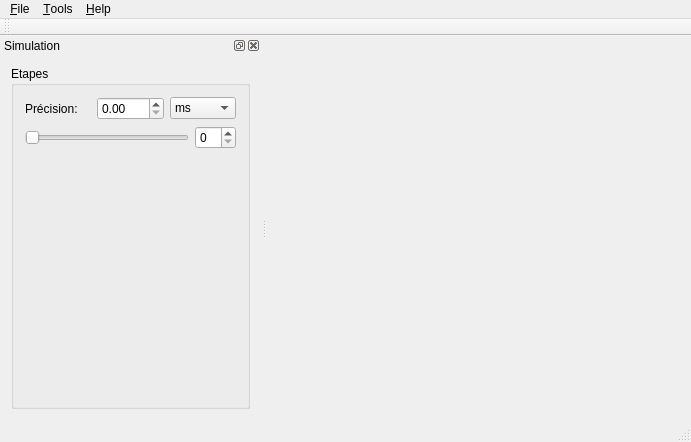
Before: the Qt Designer form src/View/mainwindow.ui in lefebvreariane/m2-2012-projet, drawn with Qt 5.
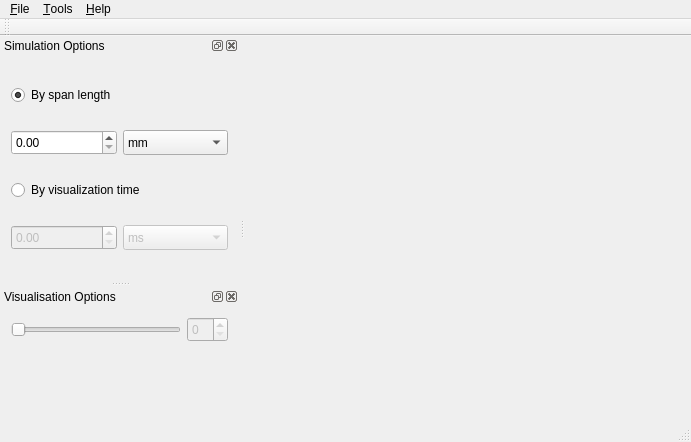
After: the same form once the commit is applied.

Commit message: fenetre mise a jour

What changed in the file:
```diff
--- a/src/View/mainwindow.ui
+++ b/src/View/mainwindow.ui
@@ -32,7 +32,11 @@
    <property name="autoFillBackground">
     <bool>false</bool>
    </property>
-   <layout class="QVBoxLayout" name="verticalLayout"/>
+   <layout class="QHBoxLayout" name="horizontalLayout">
+    <item>
+     <layout class="QVBoxLayout" name="glLayout"/>
+    </item>
+   </layout>
   </widget>
   <widget class="QMenuBar" name="menuBar">
    <property name="geometry">
@@ -89,7 +93,7 @@
    <property name="minimumSize">
     <size>
      <width>239</width>
-     <height>345</height>
+     <height>159</height>
     </size>
    </property>
    <property name="acceptDrops">
@@ -102,7 +106,7 @@
     <bool>false</bool>
    </property>
    <property name="windowTitle">
-    <string>Simulation</string>
+    <string>Simulation Options</string>
    </property>
    <attribute name="dockWidgetArea">
     <number>1</number>
@@ -114,33 +118,123 @@
       <height>0</height>
      </size>
     </property>
-    <layout class="QHBoxLayout" name="horizontalLayout_3">
+    <layout class="QVBoxLayout" name="verticalLayout_2">
      <item>
-      <widget class="QGroupBox" name="groupBoxOptions">
+      <widget class="QRadioButton" name="radioButtonPas">
+       <property name="text">
+        <string>By span length</string>
+       </property>
+       <property name="checked">
+        <bool>true</bool>
+       </property>
+       <property name="autoExclusive">
+        <bool>true</bool>
+       </property>
+      </widget>
+     </item>
+     <item>
+      <layout class="QHBoxLayout" name="horizontalLayoutPas">
+       <item>
+        <widget class="QDoubleSpinBox" name="doubleSpinBoxPas">
+         <property name="enabled">
+          <bool>true</bool>
+         </property>
        <property name="minimumSize">
         <size>
-         <width>239</width>
-         <height>200</height>
-        </size>
-       </property>
-       <property name="title">
-        <string>Etapes</string>
-       </property>
-       <layout class="QVBoxLayout" name="verticalLayout_3">
+           <width>0</width>
+           <height>25</height>
+          </size>
+         </property>
+         <property name="maximumSize">
+          <size>
+           <width>16777215</width>
+           <height>25</height>
+          </size>
+         </property>
+        </widget>
+       </item>
         <item>
-         <layout class="QHBoxLayout" name="layoutPrecision">
+        <widget class="QComboBox" name="comboBoxPas">
+         <property name="enabled">
+          <bool>true</bool>
+         </property>
+         <property name="minimumSize">
+          <size>
+           <width>0</width>
+           <height>25</height>
+          </size>
+         </property>
+         <property name="maximumSize">
+          <size>
+           <width>16777215</width>
+           <height>25</height>
+          </size>
+         </property>
           <item>
-           <widget class="QLabel" name="labelPrecision">
             <property name="text">
-             <string>Précision:</string>
-            </property>
-           </widget>
-          </item>
+           <string>mm</string>
+          </property>
+         </item>
+         <item>
+          <property name="text">
+           <string>cm</string>
+          </property>
+         </item>
+        </widget>
+       </item>
+      </layout>
+     </item>
           <item>
-           <widget class="QDoubleSpinBox" name="doubleSpinBoxPrecision"/>
+      <widget class="QRadioButton" name="radioButtonTime">
+       <property name="text">
+        <string>By visualization time</string>
+       </property>
+       <property name="checked">
+        <bool>false</bool>
+       </property>
+      </widget>
           </item>
           <item>
-           <widget class="QComboBox" name="comboBoxUnites">
+      <layout class="QHBoxLayout" name="horizontalLayoutTime">
+       <item>
+        <widget class="QDoubleSpinBox" name="doubleSpinBoxTime">
+         <property name="enabled">
+          <bool>false</bool>
+         </property>
+         <property name="minimumSize">
+          <size>
+           <width>0</width>
+           <height>25</height>
+          </size>
+         </property>
+         <property name="maximumSize">
+          <size>
+           <width>16777215</width>
+           <height>25</height>
+          </size>
+         </property>
+         <property name="maximum">
+          <double>5000.000000000000000</double>
+         </property>
+        </widget>
+       </item>
+       <item>
+        <widget class="QComboBox" name="comboBoxTime">
+         <property name="enabled">
+          <bool>false</bool>
+         </property>
+         <property name="minimumSize">
+          <size>
+           <width>0</width>
+           <height>25</height>
+          </size>
+         </property>
+         <property name="maximumSize">
+          <size>
+           <width>16777215</width>
+           <height>25</height>
+          </size>
+         </property>
             <item>
              <property name="text">
               <string>ms</string>
@@ -155,17 +249,60 @@
           </item>
          </layout>
         </item>
+    </layout>
+   </widget>
+  </widget>
+  <widget class="QDockWidget" name="dockWidgetVisualizationOptions">
+   <property name="windowTitle">
+    <string>Visualisation Options</string>
+   </property>
+   <attribute name="dockWidgetArea">
+    <number>1</number>
+   </attribute>
+   <widget class="QWidget" name="dockWidgetVisuOptions">
+    <layout class="QVBoxLayout" name="verticalLayout_3">
         <item>
          <layout class="QHBoxLayout" name="layoutEtapes">
           <item>
            <widget class="QSlider" name="sliderEtapes">
+         <property name="enabled">
+          <bool>false</bool>
+         </property>
+         <property name="minimumSize">
+          <size>
+           <width>0</width>
+           <height>25</height>
+          </size>
+         </property>
+         <property name="maximumSize">
+          <size>
+           <width>16777215</width>
+           <height>25</height>
+          </size>
+         </property>
             <property name="orientation">
              <enum>Qt::Horizontal</enum>
             </property>
            </widget>
           </item>
           <item>
-           <widget class="QSpinBox" name="spinBoxEtapes"/>
+        <widget class="QSpinBox" name="spinBoxEtapes">
+         <property name="enabled">
+          <bool>false</bool>
+         </property>
+         <property name="minimumSize">
+          <size>
+           <width>0</width>
+           <height>25</height>
+          </size>
+         </property>
+         <property name="maximumSize">
+          <size>
+           <width>16777215</width>
+           <height>25</height>
+          </size>
+         </property>
+        </widget>
           </item>
          </layout>
         </item>
@@ -177,16 +314,13 @@
           <property name="sizeHint" stdset="0">
            <size>
             <width>20</width>
-            <height>40</height>
+         <height>20</height>
            </size>
           </property>
          </spacer>
         </item>
        </layout>
       </widget>
-     </item>
-    </layout>
-   </widget>
   </widget>
   <action name="actionExit">
    <property name="text">
```
Left out of the diff: 79 changed lines with no effect on the pictures. Lines whose indentation alone changed are shown as unchanged. The commit also changes 5 other files.
